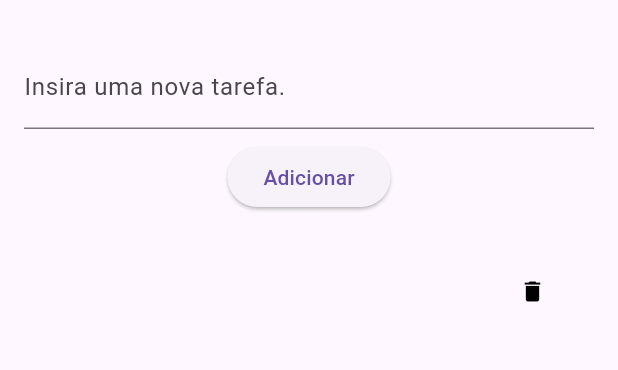
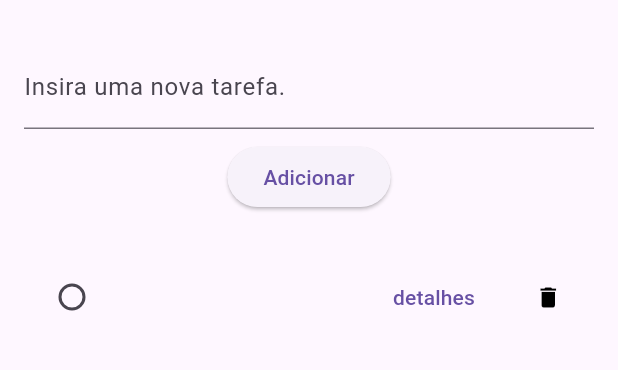
Before and after one commit to HerbertNordson/init, a Flutter app: the screen it shows after launch, after a tap on "Adicionar", on a phone screen of 412 x 824 dp, the part 63-433 px from its top. Run offline on Flutter 3.47's test engine with Material 3 defaults, Android fonts, the phone set to English and light mode, and no system bars; our stand-ins replace sqflite; accounts and stored records are empty.

Commit message:
feat: organized code from arquitecture mvc

```diff
--- a/lib/main.dart
+++ b/lib/main.dart
@@ -1,4 +1,5 @@
 import 'package:flutter/material.dart';
+import 'package:init/screens/todo_home_screen.dart';
 
 void main() {
   runApp(const MyApp());
@@ -20,76 +21,3 @@ class MyApp extends StatelessWidget {
     );
   }
 }
-
-class TodoList extends StatefulWidget {
-  const TodoList({super.key});
-
-  @override
-  State<TodoList> createState() => _TodoListState();
-}
-
-class _TodoListState extends State<TodoList> {
-  final TextEditingController _controlNewTodo = TextEditingController();
-
-  final List<String> _itemsList = [];
-
-  @override
-  Widget build(BuildContext context) {
-    return Column(
-      children: [
-        Padding(
-          padding: const EdgeInsets.all(16),
-          child: Column(children: [
-            TextField(
-              controller: _controlNewTodo,
-              decoration:
-                  const InputDecoration(label: Text("Insira uma nova tarefa.")),
-            ),
-            Padding(
-              padding: const EdgeInsetsDirectional.all(8),
-              child: ElevatedButton(
-                child: const Text("Adicionar"),
-                onPressed: () {
-                  setState(() {
-                    _itemsList.add(_controlNewTodo.text.toString());
-                    _controlNewTodo.text = "";
-                  });
-                },
-              ),
-            ),
-          ]),
-        ),
-        Expanded(
-            child: ListView.builder(
-          itemCount: _itemsList.length,
-          itemBuilder: (context, index) => Padding(
-            padding: const EdgeInsets.fromLTRB(16, 4, 16, 4),
-            child: Row(
-              mainAxisAlignment: MainAxisAlignment.spaceBetween,
-              children: [
-                Text(
-                  _itemsList[index].toString(),
-                ),
-                OutlinedButton.icon(
-                  onPressed: () {
-                    setState(() {
-                      _itemsList.remove(_itemsList[index]);
-                    });
-                  },
-                  icon: const Icon(
-                    Icons.delete,
-                    color: Colors.black,
-                  ),
-                  label: const Text(""),
-                  style: OutlinedButton.styleFrom(
-                    side: const BorderSide(style: BorderStyle.none),
-                  ),
-                ),
-              ],
-            ),
-          ),
-        )),
-      ],
-    );
-  }
-}
--- /dev/null
+++ b/lib/models/todo_model.dart
@@ -0,0 +1,12 @@
+class Todo {
+  String? id = "";
+  String? todo = "";
+  String? details = "";
+  bool? done = false;
+
+  Todo({this.id, this.todo, this.details, this.done});
+
+  Map<String, dynamic> toMap() {
+    return {'id': id, 'todo': todo, 'details': details, 'done': done};
+  }
+}
--- /dev/null
+++ b/lib/screens/todo_home_screen.dart
@@ -0,0 +1,118 @@
+import 'package:flutter/material.dart';
+import 'package:init/models/todo_model.dart';
+
+import 'todo_details_screen.dart';
+
+class TodoList extends StatefulWidget {
+  const TodoList({super.key});
+
+  @override
+  State<TodoList> createState() => _TodoListState();
+}
+
+class _TodoListState extends State<TodoList> {
+  final TextEditingController _controlNewTodo = TextEditingController();
+
+  final List<Todo> _itemsList = [];
+
+  @override
+  void initState() {
+    // TODO: implement initState
+    super.initState();
+  }
+
+  @override
+  Widget build(BuildContext context) {
+    return Column(
+      children: [
+        Padding(
+          padding: const EdgeInsets.all(16),
+          child: Column(children: [
+            TextField(
+              controller: _controlNewTodo,
+              decoration:
+                  const InputDecoration(label: Text("Insira uma nova tarefa.")),
+            ),
+            Padding(
+              padding: const EdgeInsetsDirectional.all(8),
+              child: ElevatedButton(
+                child: const Text("Adicionar"),
+                onPressed: () {
+                  final Todo todo = Todo();
+                  todo.todo = _controlNewTodo.text.toString();
+                  todo.details = "";
+                  setState(() {
+                    _itemsList.add(todo);
+                    _controlNewTodo.text = "";
+                  });
+                },
+              ),
+            ),
+          ]),
+        ),
+        Expanded(
+          child: ListView.builder(
+            itemCount: _itemsList.length,
+            itemBuilder: (context, index) => Padding(
+              padding: const EdgeInsets.fromLTRB(8, 4, 8, 4),
+              child: Row(
+                children: [
+                  SizedBox(
+                    width: 230,
+                    child: ListTile(
+                      title: Text(
+                        _itemsList[index].todo.toString(),
+                        style: TextStyle(
+                          decoration: _itemsList[index].done != null
+                              ? TextDecoration.lineThrough
+                              : TextDecoration.none,
+                        ),
+                      ),
+                      leading: Radio(
+                        value: true,
+                        groupValue: _itemsList[index].done,
+                        onChanged: (value) {
+                          setState(() {
+                            _itemsList[index].done = value!;
+                          });
+                        },
+                      ),
+                    ),
+                  ),
+                  OutlinedButton(
+                    onPressed: () => Navigator.push(
+                      context,
+                      MaterialPageRoute(
+                        builder: (context) =>
+                            TODODetails(todo: _itemsList[index]),
+                      ),
+                    ),
+                    style: OutlinedButton.styleFrom(
+                      side: const BorderSide(style: BorderStyle.none),
+                    ),
+                    child: const Text("detalhes"),
+                  ),
+                  OutlinedButton.icon(
+                    onPressed: () {
+                      setState(() {
+                        _itemsList.remove(_itemsList[index]);
+                      });
+                    },
+                    icon: const Icon(
+                      Icons.delete,
+                      color: Colors.black,
+                    ),
+                    label: const Text(""),
+                    style: OutlinedButton.styleFrom(
+                      side: const BorderSide(style: BorderStyle.none),
+                    ),
+                  ),
+                ],
+              ),
+            ),
+          ),
+        ),
+      ],
+    );
+  }
+}
--- a/pubspec.yaml
+++ b/pubspec.yaml
@@ -31,10 +31,11 @@ dependencies:
   flutter:
     sdk: flutter
 
-
   # The following adds the Cupertino Icons font to your application.
   # Use with the CupertinoIcons class for iOS style icons.
-  cupertino_icons: ^1.0.2
+  path:
+  path_provider:
+  sqflite:
 
 dev_dependencies:
   flutter_test:
```
Also changed, not shown: lib/controllers/todo_dao_controller.dart (added, +167 -0 lines), lib/screens/todo_details_screen.dart (added, +61 -0 lines), lib/services/database.dart (added, +14 -0 lines), pubspec.lock, 10 other files.
